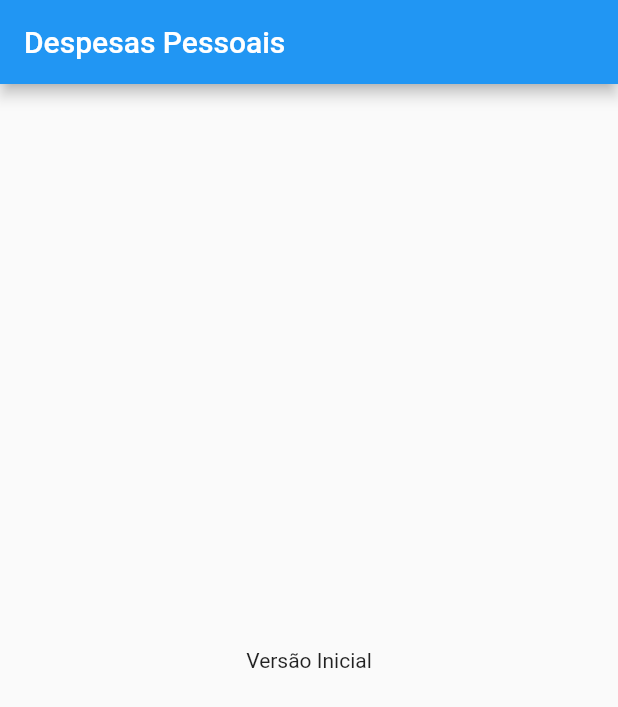
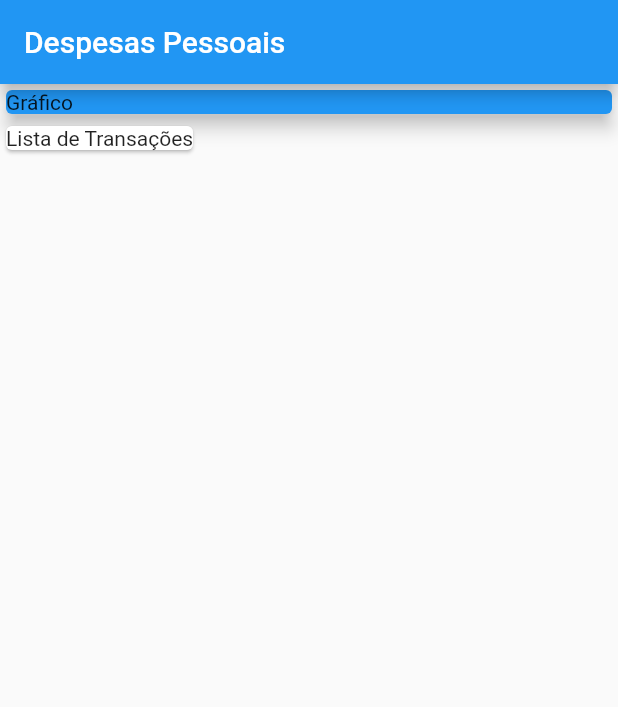
Before and after one commit to da0hn/despesas-pessoais, a Flutter app: the screen it shows after launch, on a phone screen of 412 x 824 dp. Shown: the top 707 px of the screen. Run offline on Flutter 3.47's test engine with Material 2 defaults, Android fonts, the phone set to English and light mode, and no system bars.

Commit message:
wip: adiciona layout base da home page

```diff
--- a/lib/main.dart
+++ b/lib/main.dart
@@ -19,8 +19,21 @@ class HomePage extends StatelessWidget {
       appBar: AppBar(
         title: Text('Despesas Pessoais'),
       ),
-      body: Center(
-        child: Text('Versão Inicial'),
+      body: Column(
+        crossAxisAlignment: CrossAxisAlignment.start,
+        children: <Widget>[
+          Container(
+            width: double.infinity,
+            child: Card(
+              color: Colors.blue,
+              elevation: 5,
+              child: Text('Gráfico'),
+            ),
+          ),
+          Card(
+            child: Text('Lista de Transações'),
+          )
+        ],
       ),
     );
   }
```
